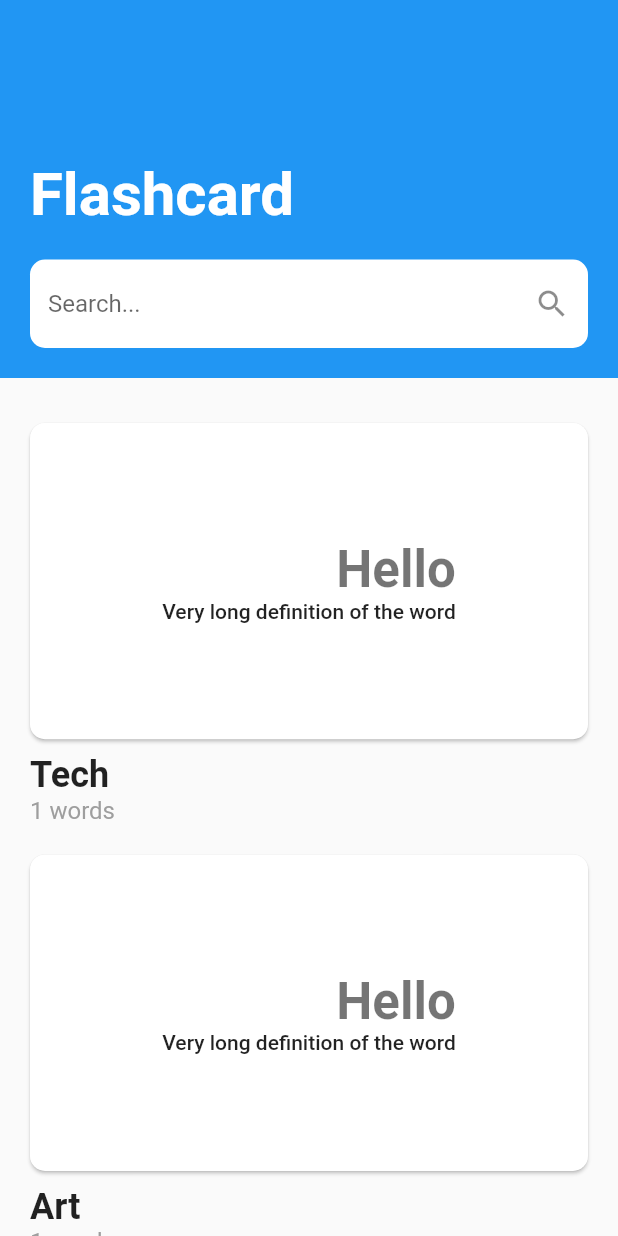
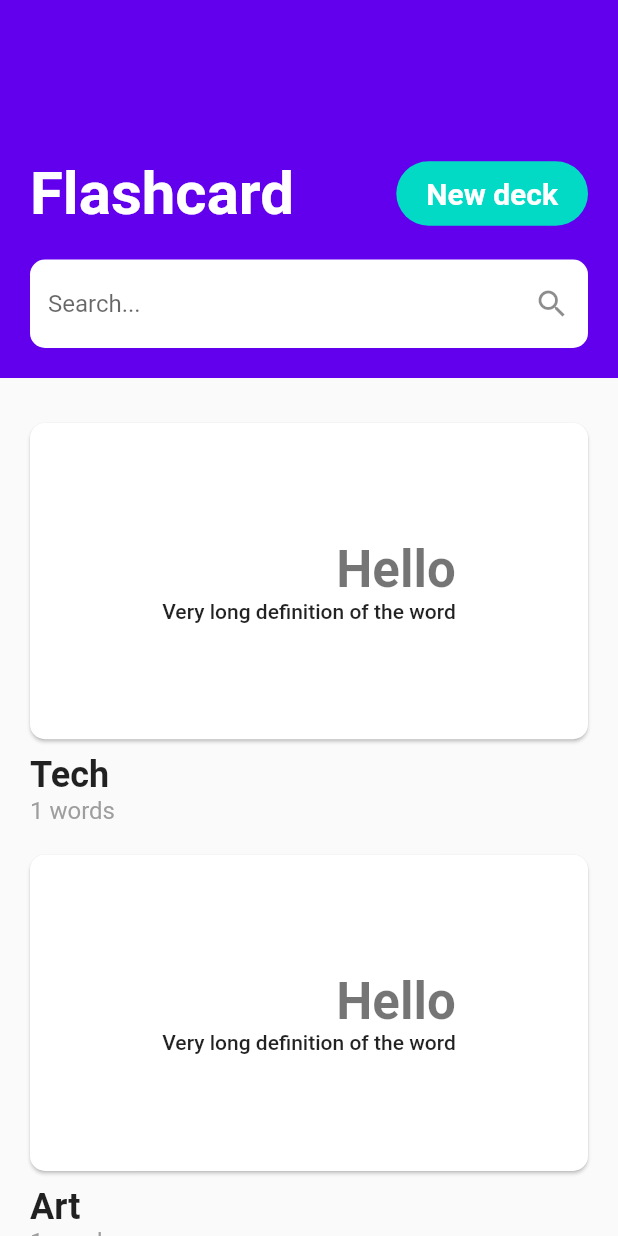
Before and after one commit to lewwcom/learn_english_app, a Flutter app: the screen it shows after launch, on a phone screen of 412 x 824 dp. Run offline on Flutter 3.47's test engine with Material 2 defaults, Android fonts, the light colour scheme and no system bars; our stand-ins replace audioplayers, cached_network_image, go_router, smooth_page_indicator.

Commit message:
Add new deck page

```diff
--- a/lib/main.dart
+++ b/lib/main.dart
@@ -1,6 +1,8 @@
 import 'package:flutter/material.dart';
 import 'package:go_router/go_router.dart';
+import 'package:learn_english_app/constants.dart';
 import 'package:learn_english_app/pages/decks/decks_page.dart';
+import 'package:learn_english_app/pages/decks/new_deck_page.dart';
 import 'package:learn_english_app/pages/search/search_page.dart';
 import 'package:learn_english_app/pages/word/word_page.dart';
 
@@ -16,29 +18,51 @@ class App extends StatelessWidget {
   final GoRouter _router = GoRouter(
     initialLocation: "/decks",
     routes: [
-      GoRoute(path: "/decks", builder: (context, state) => DecksPage()),
       GoRoute(path: "/search", builder: (context, state) => const SearchPage()),
       GoRoute(
         path: "/word/:word",
         builder: (context, state) =>
             WordPage(Word.fromString(state.params["word"]!)),
       ),
+      GoRoute(path: "/decks", builder: (context, state) => DecksPage()),
+      GoRoute(
+        path: "/create-deck",
+        builder: (context, state) => const NewDeckPage(),
+      )
     ],
   );
 
   App({Key? key}) : super(key: key);
 
   @override
-  Widget build(BuildContext context) => MaterialApp.router(
+  Widget build(BuildContext context) {
+    const buttonPadding =
+        EdgeInsets.symmetric(vertical: kPadding / 2, horizontal: kPadding);
+    return MaterialApp.router(
       routeInformationParser: _router.routeInformationParser,
       routerDelegate: _router.routerDelegate,
       theme: ThemeData(
+        colorScheme: const ColorScheme.light(),
         cardTheme: CardTheme(
           margin: EdgeInsets.zero,
           shape: RoundedRectangleBorder(
             borderRadius: BorderRadius.circular(10),
           ),
         ),
+        elevatedButtonTheme: ElevatedButtonThemeData(
+          style: ElevatedButton.styleFrom(
+            shape: const StadiumBorder(),
+            padding: buttonPadding,
+            elevation: 0,
+          ),
+        ),
+        outlinedButtonTheme: OutlinedButtonThemeData(
+          style: OutlinedButton.styleFrom(
+            shape: const StadiumBorder(),
+            padding: buttonPadding,
+          ),
+        ),
       ),
     );
   }
+}
--- a/lib/pages/decks/decks_page.dart
+++ b/lib/pages/decks/decks_page.dart
@@ -1,10 +1,12 @@
 import 'package:flutter/material.dart';
+import 'package:go_router/go_router.dart';
 import 'package:learn_english_app/constants.dart';
 import 'package:learn_english_app/models/deck.dart';
 import 'package:learn_english_app/models/word.dart';
 import 'package:learn_english_app/pages/decks/widget/deck_list_item.dart';
-import 'package:learn_english_app/widgets/header.dart';
-import 'package:learn_english_app/widgets/header_search.dart';
+import 'package:learn_english_app/widgets/header/header.dart';
+import 'package:learn_english_app/widgets/header/header_search.dart';
+import 'package:learn_english_app/widgets/header/search_notifier.dart';
 import 'package:learn_english_app/widgets/search_results.dart';
 import 'package:provider/provider.dart';
 
@@ -34,8 +36,11 @@ class DecksPage extends StatelessWidget {
         builder: (context, child) => Scaffold(
           body: CustomScrollView(
             slivers: [
-              // TODO: New deck button
-              const Header(HeaderSearch<Deck>(_title)),
+              Header(HeaderSearch<Deck>(
+                title: _title,
+                buttonText: "New deck",
+                onButtonPressed: () => context.push("/create-deck"),
+              )),
               SliverPadding(
                 padding: const EdgeInsets.all(kPadding),
                 sliver: SearchResults<Deck>(
--- /dev/null
+++ b/lib/pages/decks/new_deck_page.dart
@@ -0,0 +1,53 @@
+import 'package:flutter/material.dart';
+import 'package:go_router/go_router.dart';
+import 'package:learn_english_app/constants.dart';
+
+class NewDeckPage extends StatelessWidget {
+  const NewDeckPage({Key? key}) : super(key: key);
+
+  @override
+  Widget build(BuildContext context) => Scaffold(
+        body: Padding(
+          padding: const EdgeInsets.all(kPadding * 1.5),
+          child: Column(
+            mainAxisAlignment: MainAxisAlignment.center,
+            crossAxisAlignment: CrossAxisAlignment.start,
+            children: [
+              Text(
+                "What is your\nnew deck name?",
+                style: Theme.of(context)
+                    .textTheme
+                    .headlineMedium
+                    ?.copyWith(fontWeight: FontWeight.bold),
+              ),
+              const SizedBox(height: kPadding),
+              TextField(
+                decoration: InputDecoration(
+                  fillColor: Theme.of(context).cardColor,
+                  filled: true,
+                  border: OutlineInputBorder(
+                    borderRadius: BorderRadius.circular(10),
+                  ),
+                  hintText: "Awesome Name",
+                ),
+              ),
+              const SizedBox(height: kPadding),
+              Row(
+                mainAxisAlignment: MainAxisAlignment.end,
+                children: [
+                  OutlinedButton(
+                    onPressed: () => context.pop(),
+                    child: const Text("Cancel"),
+                  ),
+                  const SizedBox(width: kPadding / 2),
+                  ElevatedButton(
+                    onPressed: () {},
+                    child: const Text("Create"),
+                  )
+                ],
+              )
+            ],
+          ),
+        ),
+      );
+}
--- a/lib/pages/search/search_page.dart
+++ b/lib/pages/search/search_page.dart
@@ -4,8 +4,9 @@ import 'package:learn_english_app/models/word.dart';
 import 'package:learn_english_app/pages/search/widgets/search_history.dart';
 import 'package:learn_english_app/pages/search/widgets/search_result_item.dart';
 import 'package:learn_english_app/pages/search/widgets/words_of_the_day.dart';
-import 'package:learn_english_app/widgets/header.dart';
-import 'package:learn_english_app/widgets/header_search.dart';
+import 'package:learn_english_app/widgets/header/header.dart';
+import 'package:learn_english_app/widgets/header/header_search.dart';
+import 'package:learn_english_app/widgets/header/search_notifier.dart';
 import 'package:learn_english_app/widgets/search_results.dart';
 import 'package:provider/provider.dart';
 
@@ -48,7 +49,7 @@ class SearchPage extends StatelessWidget {
           return Scaffold(
             body: CustomScrollView(
               slivers: [
-                const Header(HeaderSearch<String>(_title)),
+                const Header(HeaderSearch<String>(title: _title)),
                 SliverPadding(
                   padding: const EdgeInsets.all(kPadding),
                   sliver: query.isEmpty
--- a/lib/pages/word/word_page.dart
+++ b/lib/pages/word/word_page.dart
@@ -3,7 +3,7 @@ import 'package:learn_english_app/constants.dart';
 import 'package:learn_english_app/models/word.dart';
 import 'package:learn_english_app/pages/word/widgets/definition.dart';
 import 'package:learn_english_app/pages/word/widgets/header_content.dart';
-import 'package:learn_english_app/widgets/header.dart';
+import 'package:learn_english_app/widgets/header/header.dart';
 import 'package:provider/provider.dart';
 
 class WordPage extends StatelessWidget {
--- /dev/null
+++ b/lib/widgets/header/header_search.dart
@@ -0,0 +1,90 @@
+import 'package:flutter/material.dart';
+import 'package:learn_english_app/constants.dart';
+import 'package:learn_english_app/widgets/header/search_notifier.dart';
+import 'package:provider/provider.dart';
+
+class HeaderSearch<T> extends StatelessWidget {
+  final String _title;
+  final String? _buttonText;
+  final void Function()? _onButtonPressed;
+
+  /// Pass [buttonText] and [onButtonPressed] to display button.
+  const HeaderSearch({
+    Key? key,
+    required String title,
+    String? buttonText,
+    void Function()? onButtonPressed,
+  })  : _title = title,
+        _buttonText = buttonText,
+        _onButtonPressed = onButtonPressed,
+        super(key: key);
+
+  @override
+  Widget build(BuildContext context) => Column(
+        crossAxisAlignment: CrossAxisAlignment.start,
+        mainAxisSize: MainAxisSize.min,
+        children: [
+          _TitleAndButton(_title, _buttonText, _onButtonPressed),
+          const SizedBox(height: kPadding),
+          _SearchBox<T>()
+        ],
+      );
+}
+
+class _TitleAndButton extends StatelessWidget {
+  final String _title;
+  final String? _buttonText;
+  final void Function()? _onButtonPressed;
+
+  const _TitleAndButton(this._title, this._buttonText, this._onButtonPressed,
+      {Key? key})
+      : super(key: key);
+
+  @override
+  Widget build(BuildContext context) {
+    return Row(
+      children: [
+        Text(
+          _title,
+          style: Theme.of(context)
+              .primaryTextTheme
+              .headlineLarge
+              ?.copyWith(color: Colors.white, fontWeight: FontWeight.bold),
+        ),
+        const Spacer(),
+        if (_buttonText != null)
+          ElevatedButton(
+            onPressed: _onButtonPressed,
+            child: Text(
+              _buttonText!,
+              style: Theme.of(context)
+                  .primaryTextTheme
+                  .titleLarge
+                  ?.copyWith(fontWeight: FontWeight.bold),
+            ),
+            style: ElevatedButton.styleFrom(
+                primary: Theme.of(context).colorScheme.secondary),
+          ),
+      ],
+    );
+  }
+}
+
+class _SearchBox<T> extends StatelessWidget {
+  const _SearchBox({Key? key}) : super(key: key);
+
+  @override
+  Widget build(BuildContext context) => TextField(
+        onChanged: (value) => context.read<SearchNotifier<T>?>()?.query = value,
+        decoration: InputDecoration(
+          fillColor: Theme.of(context).cardColor,
+          filled: true,
+          border: OutlineInputBorder(
+            borderRadius: BorderRadius.circular(10),
+            borderSide: BorderSide.none,
+          ),
+          hintText: "Search...",
+          suffixIcon: const Icon(Icons.search),
+        ),
+      );
+}
--- /dev/null
+++ b/lib/widgets/header/search_notifier.dart
@@ -0,0 +1,44 @@
+import 'package:async/async.dart';
+import 'package:flutter/material.dart';
+
+class SearchNotifier<T> extends ChangeNotifier {
+  final Future<List<T>> Function(String query) _fetchResult;
+  String _query = "";
+  List<T> _results = List.empty();
+  CancelableOperation? _cancelableOperation;
+
+  /// Passing [query] will make instance fetches result at contruction time.
+  SearchNotifier(this._fetchResult, {String? query}) {
+    if (query != null) {
+      _query = query;
+      _fetchAfterDelay(Duration.zero);
+    }
+  }
+
+  List<T> get results => List.unmodifiable(_results);
+
+  String get query => _query;
+
+  /// Results will be fetched 500ms after [query] is setted.
+  ///
+  /// If [query] is setted within 500ms after last set, the currently results
+  /// fetching process will be canceled.
+  set query(String query) {
+    _query = query;
+    _fetchAfterDelay(const Duration(milliseconds: 500));
+    notifyListeners();
+  }
+
+  void _fetchAfterDelay(Duration duration) {
+    _cancelableOperation?.cancel();
+    _cancelableOperation = CancelableOperation.fromFuture(
+      Future.delayed(
+        duration,
+        () async {
+          _results = await _fetchResult(_query);
+          notifyListeners();
+        },
+      ),
+    );
+  }
+}
--- a/lib/widgets/header_search.dart
+++ /dev/null
@@ -1,87 +0,0 @@
-import 'package:async/async.dart';
-import 'package:flutter/material.dart';
-import 'package:learn_english_app/constants.dart';
-import 'package:provider/provider.dart';
-
-class HeaderSearch<T> extends StatelessWidget {
-  final String _title;
-
-  const HeaderSearch(this._title, {Key? key}) : super(key: key);
-
-  @override
-  Widget build(BuildContext context) => Column(
-        crossAxisAlignment: CrossAxisAlignment.start,
-        mainAxisSize: MainAxisSize.min,
-        children: [
-          Text(
-            _title,
-            style: Theme.of(context).textTheme.headlineLarge?.copyWith(
-                  color: Colors.white,
-                  fontWeight: FontWeight.bold,
-                ),
-          ),
-          const SizedBox(height: kPadding),
-          _SearchBox<T>()
-        ],
-      );
-}
-
-class _SearchBox<T> extends StatelessWidget {
-  const _SearchBox({Key? key}) : super(key: key);
-
-  @override
-  Widget build(BuildContext context) => TextField(
-        onChanged: (value) => context.read<SearchNotifier<T>?>()?.query = value,
-        decoration: InputDecoration(
-            fillColor: Colors.white,
-            filled: true,
-            border: OutlineInputBorder(
-              borderRadius: BorderRadius.circular(10),
-              borderSide: BorderSide.none,
-            ),
-            hintText: "Search...",
-            suffixIcon: const Icon(Icons.search)),
-      );
-}
-
-class SearchNotifier<T> extends ChangeNotifier {
-  final Future<List<T>> Function(String query) _fetchResult;
-  String _query = "";
-  List<T> _results = List.empty();
-  CancelableOperation? _cancelableOperation;
-
-  /// Passing [query] will make instance fetches result at contruction time.
-  SearchNotifier(this._fetchResult, {String? query}) {
-    if (query != null) {
-      _query = query;
-      _fetchAfterDelay(Duration.zero);
-    }
-  }
-
-  List<T> get results => List.unmodifiable(_results);
-
-  String get query => _query;
-
-  /// Results will be fetched 500ms after [query] is setted.
-  ///
-  /// If [query] is setted within 500ms after last set, the currently results
-  /// fetching process will be canceled.
-  set query(String query) {
-    _query = query;
-    _fetchAfterDelay(const Duration(milliseconds: 500));
-    notifyListeners();
-  }
-
-  void _fetchAfterDelay(Duration duration) {
-    _cancelableOperation?.cancel();
-    _cancelableOperation = CancelableOperation.fromFuture(
-      Future.delayed(
-        duration,
-        () async {
-          _results = await _fetchResult(_query);
-          notifyListeners();
-        },
-      ),
-    );
-  }
-}
```
Also changed, not shown: lib/widgets/header/header.dart (renamed from lib/widgets/header.dart). Lines whose indentation alone changed are shown as unchanged.
